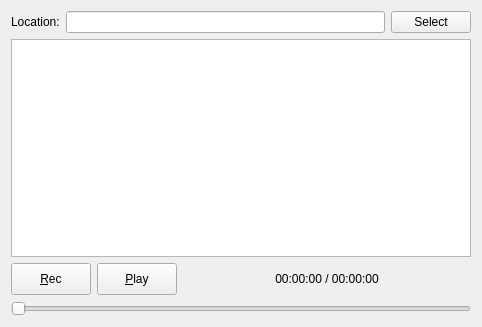
Before: the Qt Designer form src/qtgui/iq_tool.ui in gqrx-sdr/gqrx, drawn with Qt 5.
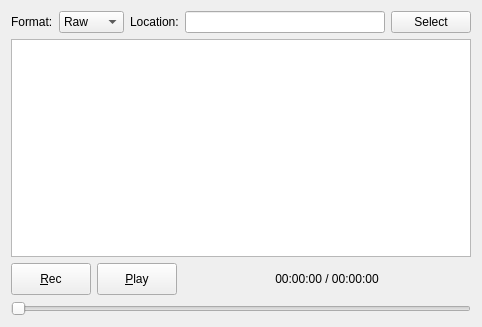
After: the same form once the commit is applied. Icons and pictures are not drawn.

Diff of the .ui file:
```diff
--- a/src/qtgui/iq_tool.ui
+++ b/src/qtgui/iq_tool.ui
@@ -32,6 +32,30 @@
   <layout class="QVBoxLayout" name="verticalLayout">
    <item>
     <layout class="QHBoxLayout" name="horizontalLayout">
+     <item>
+      <widget class="QLabel" name="formatLabel">
+       <property name="text">
+        <string>Format:</string>
+       </property>
+      </widget>
+     </item>
+     <item>
+       <widget class="QComboBox" name="formatCombo">
+        <property name="toolTip">
+         <string>File format</string>
+        </property>
+        <item>
+         <property name="text">
+          <string>Raw</string>
+         </property>
+        </item>
+        <item>
+         <property name="text">
+          <string>SigMF</string>
+         </property>
+        </item>
+       </widget>
+      </item>
      <item>
       <widget class="QLabel" name="recDirLabel">
        <property name="text">
```
